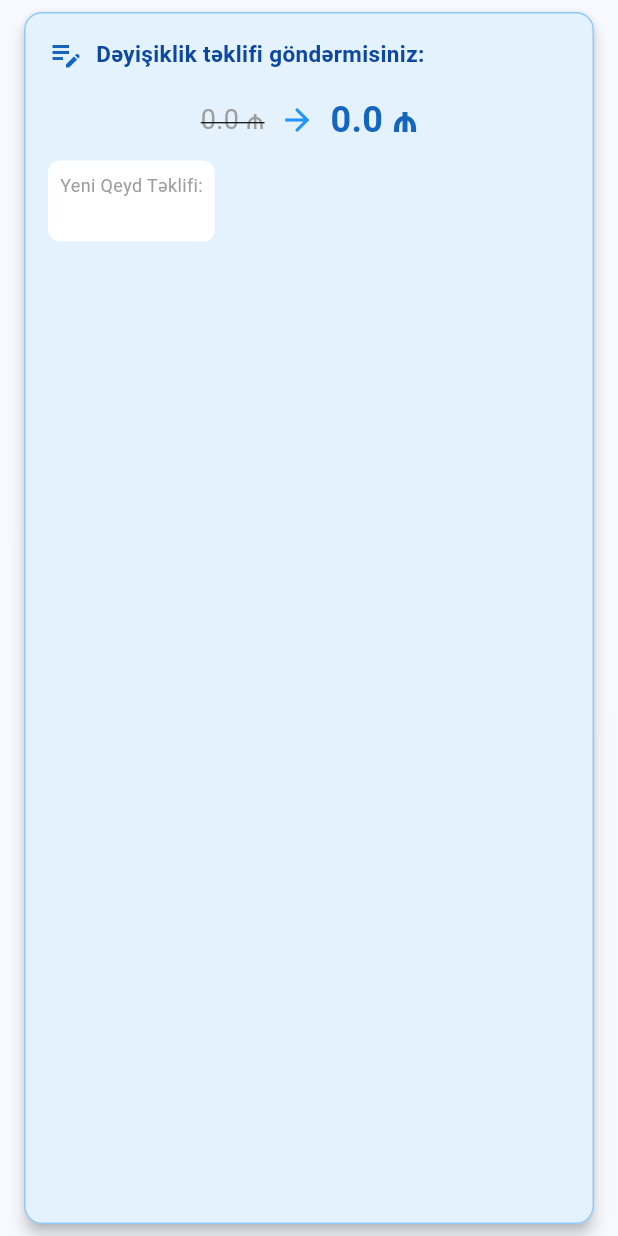
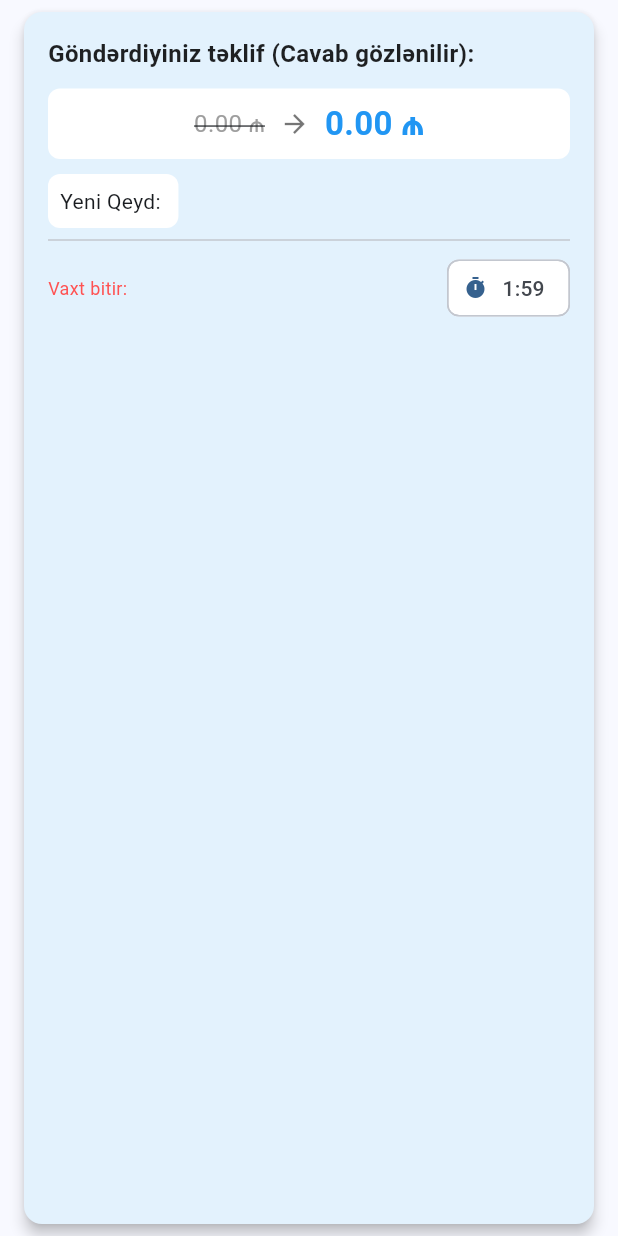
Before and after one commit to bilalibrahimov577-byte/DebitCopybook-Flutter-front-global, a Flutter app: the ProposalCard widget shown alone on an empty page, opened directly with empty values, on a phone screen of 412 x 824 dp. Run offline on Flutter 3.47's test engine with Material 3 defaults, Android fonts, the light colour scheme and no system bars; our stand-ins replace flutter_secure_storage, google_sign_in; accounts and stored records are empty; network calls fail.

Commit message:
teklif gelir normal

```diff
--- a/lib/screens/requests_screen.dart
+++ b/lib/screens/requests_screen.dart
@@ -4,7 +4,7 @@ import 'dart:async';
 import 'package:flutter/material.dart';
 import '../models/shared_debt/shared_debt.dart';
 import '../models/shared_debt/shared_debt_response_request.dart';
-import '../models/shared_debt/proposal_response.dart'; // <-- YENİ MODEL
+import '../models/shared_debt/proposal_response.dart';
 import '../services/shared_debt_service.dart';
 
 class RequestsScreen extends StatefulWidget {
@@ -18,11 +18,9 @@ class _RequestsScreenState extends State<RequestsScreen> with SingleTickerProvid
   late TabController _tabController;
   final SharedDebtService _sharedDebtService = SharedDebtService();
 
-  // Yeni Borc Sorğuları
+  // Listlər
   List<SharedDebt> _incomingRequests = [];
   List<SharedDebt> _outgoingRequests = [];
-
-  // Dəyişiklik Təklifləri (Update Proposals)
   List<ProposalResponse> _incomingProposals = [];
   List<ProposalResponse> _outgoingProposals = [];
 
@@ -41,41 +39,37 @@ class _RequestsScreenState extends State<RequestsScreen> with SingleTickerProvid
     super.dispose();
   }
 
+  // Serverdən məlumatları çəkir
   Future<void> _fetchRequests() async {
     if (!mounted) return;
     setState(() => _isLoading = true);
 
     try {
-      // 4 fərqli sorğunu paralel göndəririk
       final results = await Future.wait([
-        _sharedDebtService.getPendingRequestsForMe(context),    // 0: Gələn Borc Sorğusu
-        _sharedDebtService.getPendingRequestsISent(context),    // 1: Gedən Borc Sorğusu
-        _sharedDebtService.getIncomingProposals(context),       // 2: Gələn Dəyişiklik Təklifi
-        _sharedDebtService.getOutgoingProposals(context),       // 3: Gedən Dəyişiklik Təklifi
+        _sharedDebtService.getPendingRequestsForMe(context),
+        _sharedDebtService.getPendingRequestsISent(context),
+        _sharedDebtService.getIncomingProposals(context),
+        _sharedDebtService.getOutgoingProposals(context),
       ]);
 
       if (mounted) {
         setState(() {
           final now = DateTime.now();
 
-          // Yeni Borc Sorğularını filtirləyirik (Vaxtı keçməyənlər)
+          // 1. Yeni Borc Sorğularını filtirləyirik (Vaxtı bitməyənlər)
           _incomingRequests = (results[0] as List<SharedDebt>)
               .where((req) => req.requestExpiryTime != null && req.requestExpiryTime!.isAfter(now)).toList();
 
           _outgoingRequests = (results[1] as List<SharedDebt>)
               .where((req) => req.requestExpiryTime != null && req.requestExpiryTime!.isAfter(now)).toList();
 
-          // Dəyişiklik Təkliflərini götürürük
+          // 2. Dəyişiklik Təkliflərini alırıq
           _incomingProposals = results[2] as List<ProposalResponse>;
           _outgoingProposals = results[3] as List<ProposalResponse>;
         });
       }
     } catch (e) {
-      if (mounted) {
-        ScaffoldMessenger.of(context).showSnackBar(
-          SnackBar(content: Text("Məlumatları yükləmək alınmadı: ${e.toString()}")),
-        );
-      }
+      debugPrint("Error fetching requests: $e");
     } finally {
       if (mounted) {
         setState(() => _isLoading = false);
@@ -134,23 +128,24 @@ class _RequestsScreenState extends State<RequestsScreen> with SingleTickerProvid
       child: ListView(
         padding: const EdgeInsets.only(bottom: 20),
         children: [
-          // 1. Əgər Dəyişiklik Təklifləri varsa, onları göstər
+          // --- DƏYİŞİKLİK TƏKLİFLƏRİ (ÖDƏNİŞLƏR VƏ S.) ---
           if (proposals.isNotEmpty) ...[
             Padding(
               padding: const EdgeInsets.fromLTRB(16, 16, 16, 8),
               child: Text(
-                "Dəyişiklik Təklifləri (${proposals.length})",
+                "Təkliflər (${proposals.length})",
                 style: TextStyle(color: Colors.blue[800], fontWeight: FontWeight.bold),
               ),
             ),
             ...proposals.map((prop) => ProposalCard(
+              key: ValueKey("prop_${prop.id}"),
               proposal: prop,
               isIncoming: isIncoming,
-              onAction: _fetchRequests,
+              onAction: _fetchRequests, // <--- Bu funksiya siyahını yeniləyir
             )),
           ],
 
-          // 2. Əgər Yeni Borc Sorğuları varsa, onları göstər
+          // --- YENİ BORC SORĞULARI ---
           if (debtRequests.isNotEmpty) ...[
             Padding(
               padding: const EdgeInsets.fromLTRB(16, 16, 16, 8),
@@ -160,7 +155,7 @@ class _RequestsScreenState extends State<RequestsScreen> with SingleTickerProvid
               ),
             ),
             ...debtRequests.map((req) => RequestCard(
-              key: ValueKey(req.id),
+              key: ValueKey("req_${req.id}"),
               debtRequest: req,
               isIncoming: isIncoming,
               onAction: _fetchRequests,
@@ -173,7 +168,7 @@ class _RequestsScreenState extends State<RequestsScreen> with SingleTickerProvid
 }
 
 // =========================================================
-// 1. KART: YENİ BORC SORĞUSU (Sənin köhnə kartın)
+// 1. KART: YENİ BORC SORĞUSU (RequestCard)
 // =========================================================
 class RequestCard extends StatefulWidget {
   final SharedDebt debtRequest;
@@ -195,17 +190,14 @@ class _RequestCardState extends State<RequestCard> {
   Timer? _timer;
   Duration? _timeLeft;
   bool _isProcessing = false;
+  bool _responded = false;
   final SharedDebtService _sharedDebtService = SharedDebtService();
-  bool _responded = false;
 
   @override
   void initState() {
     super.initState();
     if (widget.debtRequest.requestExpiryTime != null) {
       _timeLeft = widget.debtRequest.requestExpiryTime!.difference(DateTime.now());
-      if (_timeLeft!.isNegative) {
-        _timeLeft = Duration.zero;
-      }
       _startTimer();
     }
   }
@@ -223,136 +215,80 @@ class _RequestCardState extends State<RequestCard> {
         return;
       }
       final now = DateTime.now();
-      final expiryTime = widget.debtRequest.requestExpiryTime!;
-      if (now.isAfter(expiryTime)) {
-        setState(() {
-          _timeLeft = Duration.zero;
+      final diff = widget.debtRequest.requestExpiryTime!.difference(now);
+
+      if (diff.isNegative) {
         _timer?.cancel();
-        });
+        widget.onAction(); // Vaxt bitdi, siyahını yenilə (Kart silinsin)
       } else {
-        setState(() {
-          _timeLeft = expiryTime.difference(now);
-        });
+        setState(() => _timeLeft = diff);
       }
     });
   }
 
-  Future<void> _respondToRequest(bool accepted) async {
-    if (!mounted) return;
-    setState(() {
-      _isProcessing = true;
-      _responded = true;
+  Future<void> _respond(bool accepted) async {
+    setState(() { _isProcessing = true; _responded = true; });
     _timer?.cancel();
-    });
 
     try {
-      final responseRequest = SharedDebtResponseRequest(accepted: accepted);
-      await _sharedDebtService.respondToSharedDebtRequest(context, widget.debtRequest.id, responseRequest);
-
-      ScaffoldMessenger.of(context).showSnackBar(
-        SnackBar(
-          content: Text(accepted ? 'Sorğu qəbul edildi!' : 'Sorğu rədd edildi!'),
-          backgroundColor: Colors.green,
-        ),
+      await _sharedDebtService.respondToSharedDebtRequest(
+          context, widget.debtRequest.id, SharedDebtResponseRequest(accepted: accepted)
       );
-
-      Future.delayed(const Duration(milliseconds: 1000), () {
-        if (mounted) widget.onAction();
-      });
+      // Uğurlu olanda siyahını yenilə
+      widget.onAction();
     } catch (e) {
       if (mounted) {
-        ScaffoldMessenger.of(context).showSnackBar(
-          SnackBar(content: Text("Xəta: ${e.toString()}"), backgroundColor: Colors.red),
-        );
-        setState(() {
-          _responded = false;
+        ScaffoldMessenger.of(context).showSnackBar(SnackBar(content: Text("Xəta: $e")));
+        setState(() { _responded = false; _isProcessing = false; });
         _startTimer();
-        });
-      }
-    } finally {
-      if (mounted && _isProcessing && !_responded) {
-        setState(() => _isProcessing = false);
       }
     }
   }
 
   @override
   Widget build(BuildContext context) {
-    final bool isExpired = _timeLeft == Duration.zero;
-    final String timerText = _timeLeft != null
-        ? '${_timeLeft!.inMinutes.toString().padLeft(2, '0')}:${(_timeLeft!.inSeconds % 60).toString().padLeft(2, '0')}'
-        : '00:00';
+    if (_timeLeft != null && _timeLeft!.isNegative && !_isProcessing) return const SizedBox.shrink();
 
-    if (isExpired && !_isProcessing) return const SizedBox.shrink();
+    final timerText = _timeLeft != null
+        ? '${_timeLeft!.inMinutes}:${(_timeLeft!.inSeconds % 60).toString().padLeft(2, '0')}'
+        : '...';
 
     return Card(
       margin: const EdgeInsets.symmetric(horizontal: 16, vertical: 8),
       elevation: 3,
-      shape: RoundedRectangleBorder(borderRadius: BorderRadius.circular(12)),
       child: Padding(
         padding: const EdgeInsets.all(16.0),
         child: Column(
           crossAxisAlignment: CrossAxisAlignment.start,
           children: [
-            Text(
-              widget.isIncoming
-                  ? "${widget.debtRequest.user.name} sizə YENİ borc sorğusu göndərib:"
-                  : "${widget.debtRequest.counterpartyUser.name} adlı istifadəçiyə borc sorğusu göndərmisiniz:",
-              style: const TextStyle(fontSize: 15, fontWeight: FontWeight.w500, color: Colors.grey),
-            ),
-            const SizedBox(height: 12),
-            Center(
-              child: Text(
-                '${widget.debtRequest.debtAmount.toStringAsFixed(2)} ₼',
-                style: const TextStyle(fontSize: 32, fontWeight: FontWeight.bold, color: Color(0xFF6A1B9A)),
-              ),
-            ),
+            Text(widget.isIncoming
+                ? "${widget.debtRequest.user.name} sizə borc sorğusu göndərib:"
+                : "${widget.debtRequest.counterpartyUser.name} adlı şəxsə sorğu göndərmisiniz:",
+                style: const TextStyle(color: Colors.grey)),
+            const SizedBox(height: 8),
+            Center(child: Text('${widget.debtRequest.debtAmount.toStringAsFixed(2)} ₼',
+                style: const TextStyle(fontSize: 28, fontWeight: FontWeight.bold, color: Color(0xFF6A1B9A)))),
+
             if (widget.debtRequest.notes != null)
-              Padding(
-                padding: const EdgeInsets.only(top: 8.0),
-                child: Text("Qeyd: ${widget.debtRequest.notes}", style: const TextStyle(color: Colors.grey)),
-              ),
-            const Divider(height: 24),
+              Padding(padding: const EdgeInsets.only(top:8), child: Text("Qeyd: ${widget.debtRequest.notes}")),
+
+            const Divider(),
             Row(
               mainAxisAlignment: MainAxisAlignment.spaceBetween,
               children: [
-                Text(
-                  _responded ? 'Cavablandı' : 'Gözləyir',
-                  style: TextStyle(fontWeight: FontWeight.bold, color: _responded ? Colors.blue : Colors.orange),
-                ),
-                if (!_responded)
-                  Chip(
-                    avatar: const Icon(Icons.timer_outlined, size: 18),
-                    label: Text(timerText),
-                    backgroundColor: Colors.grey.shade200,
-                  ),
+                Text(_responded ? (widget.isIncoming ? "Cavablandı..." : "Gözlənilir") : "Gözlənilir",
+                    style: TextStyle(color: _responded ? Colors.blue : Colors.orange, fontWeight: FontWeight.bold)),
+                if (!_responded) Chip(label: Text(timerText), backgroundColor: Colors.grey[200]),
               ],
             ),
             if (widget.isIncoming && !_isProcessing && !_responded)
-              Padding(
-                padding: const EdgeInsets.only(top: 16.0),
-                child: Row(
+              Row(
                 children: [
-                    Expanded(
-                      child: ElevatedButton.icon(
-                        onPressed: () => _respondToRequest(false),
-                        icon: const Icon(Icons.close),
-                        label: const Text('Rədd Et'),
-                        style: ElevatedButton.styleFrom(foregroundColor: Colors.white, backgroundColor: Colors.red),
-                      ),
-                    ),
-                    const SizedBox(width: 12),
-                    Expanded(
-                      child: ElevatedButton.icon(
-                        onPressed: () => _respondToRequest(true),
-                        icon: const Icon(Icons.check),
-                        label: const Text('Qəbul Et'),
-                        style: ElevatedButton.styleFrom(foregroundColor: Colors.white, backgroundColor: Colors.green),
-                      ),
-                    ),
+                  Expanded(child: ElevatedButton(onPressed: () => _respond(false), style: ElevatedButton.styleFrom(backgroundColor: Colors.red), child: const Text("Rədd Et", style: TextStyle(color: Colors.white)))),
+                  const SizedBox(width: 10),
+                  Expanded(child: ElevatedButton(onPressed: () => _respond(true), style: ElevatedButton.styleFrom(backgroundColor: Colors.green), child: const Text("Qəbul Et", style: TextStyle(color: Colors.white)))),
                 ],
-                ),
-              ),
+              )
           ],
         ),
       ),
@@ -360,9 +296,8 @@ class _RequestCardState extends State<RequestCard> {
   }
 }
 
-
 // =========================================================
-// 2. YENİ KART: DƏYİŞİKLİK TƏKLİFİ (UPDATE PROPOSAL)
+// 2. KART: DƏYİŞİKLİK TƏKLİFİ (ProposalCard)
 // =========================================================
 class ProposalCard extends StatefulWidget {
   final ProposalResponse proposal;
@@ -381,126 +316,168 @@ class ProposalCard extends StatefulWidget {
 }
 
 class _ProposalCardState extends State<ProposalCard> {
+  Timer? _timer;
+  Duration? _timeLeft;
   bool _isProcessing = false;
+  bool _responded = false;
   final SharedDebtService _sharedDebtService = SharedDebtService();
 
-  Future<void> _respondToProposal(bool accepted) async {
-    setState(() => _isProcessing = true);
+  @override
+  void initState() {
+    super.initState();
+    // 120 saniyə (2 dəqiqə) taymer başlayır
+    _timeLeft = const Duration(minutes: 2);
+    _startTimer();
+  }
+
+  @override
+  void dispose() {
+    _timer?.cancel();
+    super.dispose();
+  }
+
+  void _startTimer() {
+    _timer = Timer.periodic(const Duration(seconds: 1), (_) {
+      if (!mounted || _responded) {
+        _timer?.cancel();
+        return;
+      }
+
+      setState(() {
+        final seconds = _timeLeft!.inSeconds - 1;
+        if (seconds <= 0) {
+          // VAXT BİTDİ -> Refresh edirik ki, serverdən silindiyi görünsün
+          _timer?.cancel();
+          _timeLeft = Duration.zero;
+          widget.onAction();
+        } else {
+          _timeLeft = Duration(seconds: seconds);
+        }
+      });
+    });
+  }
+
+  Future<void> _respond(bool accepted) async {
+    setState(() { _isProcessing = true; _responded = true; });
+    _timer?.cancel();
+
     try {
-      final response = SharedDebtResponseRequest(accepted: accepted);
-      await _sharedDebtService.respondToUpdateProposal(context, widget.proposal.id, response);
-
-      ScaffoldMessenger.of(context).showSnackBar(
-        SnackBar(
-          content: Text(accepted ? "Dəyişiklik qəbul edildi!" : "Dəyişiklik rədd edildi."),
-          backgroundColor: accepted ? Colors.green : Colors.red,
-        ),
+      await _sharedDebtService.respondToUpdateProposal(
+          context, widget.proposal.id, SharedDebtResponseRequest(accepted: accepted)
       );
-
-      widget.onAction(); // Siyahını yenilə
+      // CAVAB VERİLDİ -> Refresh edirik ki, kart dərhal silinsin
+      widget.onAction();
     } catch (e) {
+      if (mounted) {
         ScaffoldMessenger.of(context).showSnackBar(SnackBar(content: Text("Xəta: $e")));
-    } finally {
-      if (mounted) setState(() => _isProcessing = false);
+        setState(() { _isProcessing = false; _responded = false; });
+      }
     }
   }
 
   @override
   Widget build(BuildContext context) {
+    // Vaxt bitibsə, heç göstərmə
+    if (_timeLeft == Duration.zero) return const SizedBox.shrink();
+
+    final oldAmount = widget.proposal.originalAmount ?? 0;
+    final newAmount = widget.proposal.proposedAmount ?? 0;
+
+    // Məbləğ fərqini tapırıq (məs: 30 - 20 = 10)
+    final diff = (oldAmount - newAmount).abs();
+
+    // Borc azalırsa -> Ödənişdir
+    final bool isPayment = newAmount < oldAmount;
+
+    // --- MƏTN GENERASİYASI (Sənin istədiyin kimi) ---
+    String titleText = "";
+    if (widget.isIncoming) {
+      if (widget.proposal.proposedAmount != null) {
+        if (isPayment) {
+          // Məsələn: "Əhməd sizə olan 30 AZN borcundan 10 AZN ödədiyini bildirir."
+          titleText = "${widget.proposal.proposerName} sizə olan ${oldAmount.toStringAsFixed(0)} ₼ borcundan ${diff.toStringAsFixed(0)} ₼ ödədiyini bildirir.";
+        } else {
+          // Məsələn: "Əhməd borcu 10 AZN artırmaq istəyir."
+          titleText = "${widget.proposal.proposerName} borcu ${diff.toStringAsFixed(0)} ₼ artırmaq istəyir.";
+        }
+      } else {
+        titleText = "${widget.proposal.proposerName} borcun qeydlərini dəyişmək istəyir.";
+      }
+    } else {
+      titleText = "Göndərdiyiniz təklif (Cavab gözlənilir):";
+    }
+    // -------------------------------------------------
+
+    final timerText = '${_timeLeft!.inMinutes}:${(_timeLeft!.inSeconds % 60).toString().padLeft(2, '0')}';
+
     return Card(
       margin: const EdgeInsets.symmetric(horizontal: 16, vertical: 8),
+      color: isPayment ? Colors.green.shade50 : Colors.blue.shade50, // Ödənişdirsə yaşıl, artımdırsa mavi fon
       elevation: 4,
-      color: Colors.blue.shade50, // Dəyişiklik təklifləri bir az fərqli rəngdə olsun
-      shape: RoundedRectangleBorder(borderRadius: BorderRadius.circular(12), side: BorderSide(color: Colors.blue.shade200)),
+      shape: RoundedRectangleBorder(borderRadius: BorderRadius.circular(12)),
       child: Padding(
         padding: const EdgeInsets.all(16.0),
         child: Column(
           crossAxisAlignment: CrossAxisAlignment.start,
           children: [
-            Row(
-              children: [
-                Icon(Icons.edit_note, color: Colors.blue[800]),
-                const SizedBox(width: 8),
-                Expanded(
-                  child: Text(
-                    widget.isIncoming
-                        ? "${widget.proposal.proposerName} borcda DƏYİŞİKLİK istəyir:"
-                        : "Dəyişiklik təklifi göndərmisiniz:",
-                    style: TextStyle(fontSize: 15, fontWeight: FontWeight.bold, color: Colors.blue[900]),
-                  ),
-                ),
-              ],
-            ),
-            const SizedBox(height: 15),
+            // 1. MƏTN HİSSƏSİ
+            Text(titleText,
+                style: TextStyle(fontSize: 16, fontWeight: FontWeight.bold, color: Colors.black87)),
 
-            // Məbləğ dəyişikliyi varsa göstər
+            const SizedBox(height: 12),
+
+            // 2. RƏQƏMLƏR (Məs: 30 ₼ -> 20 ₼)
             if (widget.proposal.proposedAmount != null)
-              Row(
+              Container(
+                padding: const EdgeInsets.all(8),
+                decoration: BoxDecoration(color: Colors.white, borderRadius: BorderRadius.circular(8)),
+                child: Row(
                   mainAxisAlignment: MainAxisAlignment.center,
                   children: [
-                  Text(
-                    "${widget.proposal.originalAmount} ₼",
-                    style: const TextStyle(fontSize: 18, color: Colors.grey, decoration: TextDecoration.lineThrough),
-                  ),
-                  const Padding(
-                    padding: EdgeInsets.symmetric(horizontal: 10),
-                    child: Icon(Icons.arrow_forward, color: Colors.blue),
-                  ),
-                  Text(
-                    "${widget.proposal.proposedAmount} ₼",
-                    style: TextStyle(fontSize: 24, fontWeight: FontWeight.bold, color: Colors.blue[800]),
-                  ),
-                ],
-              ),
-
-            // Qeyd dəyişikliyi varsa göstər
-            if (widget.proposal.proposedNotes != null)
-              Container(
-                margin: const EdgeInsets.only(top: 10),
-                padding: const EdgeInsets.all(8),
-                decoration: BoxDecoration(
-                  color: Colors.white,
-                  borderRadius: BorderRadius.circular(8),
-                ),
-                child: Column(
-                  crossAxisAlignment: CrossAxisAlignment.start,
-                  children: [
-                    const Text("Yeni Qeyd Təklifi:", style: TextStyle(fontSize: 12, color: Colors.grey)),
-                    Text(widget.proposal.proposedNotes!, style: const TextStyle(fontSize: 14)),
+                    Text("${oldAmount.toStringAsFixed(2)} ₼", style: const TextStyle(decoration: TextDecoration.lineThrough, color: Colors.grey, fontSize: 16)),
+                    const Padding(padding: EdgeInsets.symmetric(horizontal: 10), child: Icon(Icons.arrow_forward, size: 20, color: Colors.black54)),
+                    Text("${newAmount.toStringAsFixed(2)} ₼", style: TextStyle(fontWeight: FontWeight.bold, fontSize: 22, color: isPayment ? Colors.green : Colors.blue)),
                   ],
                 ),
               ),
 
-            // Düymələr (Yalnız gələn sorğular üçün)
-            if (widget.isIncoming && !_isProcessing)
-              Padding(
-                padding: const EdgeInsets.only(top: 16.0),
-                child: Row(
+            // 3. YENİ QEYD VARSA
+            if (widget.proposal.proposedNotes != null)
+              Container(
+                margin: const EdgeInsets.only(top:10),
+                padding: const EdgeInsets.all(8),
+                decoration: BoxDecoration(color: Colors.white, borderRadius: BorderRadius.circular(8)),
+                child: Text("Yeni Qeyd: ${widget.proposal.proposedNotes}"),
+              ),
+
+            const Divider(),
+
+            // 4. TAYMER
+            Row(
+              mainAxisAlignment: MainAxisAlignment.spaceBetween,
               children: [
-                    Expanded(
-                      child: ElevatedButton(
-                        onPressed: () => _respondToProposal(false),
-                        style: ElevatedButton.styleFrom(backgroundColor: Colors.redAccent, foregroundColor: Colors.white),
-                        child: const Text("Rədd et"),
-                      ),
-                    ),
-                    const SizedBox(width: 10),
-                    Expanded(
-                      child: ElevatedButton(
-                        onPressed: () => _respondToProposal(true),
-                        style: ElevatedButton.styleFrom(backgroundColor: Colors.blue, foregroundColor: Colors.white),
-                        child: const Text("Təsdiqlə"),
-                      ),
-                    ),
+                const Text("Vaxt bitir:", style: TextStyle(color: Colors.redAccent, fontSize: 12)),
+                Chip(avatar: const Icon(Icons.timer, size:16), label: Text(timerText), backgroundColor: Colors.white),
               ],
             ),
-              ),
 
-            if(_isProcessing)
-              const Center(child: Padding(
-                padding: EdgeInsets.all(8.0),
-                child: CircularProgressIndicator(),
-              ))
+            // 5. DÜYMƏLƏR (Yalnız Gələnlər üçün)
+            if (widget.isIncoming && !_isProcessing && !_responded)
+              Row(
+                children: [
+                  Expanded(child: ElevatedButton(
+                      onPressed: () => _respond(false),
+                      style: ElevatedButton.styleFrom(backgroundColor: Colors.redAccent),
+                      child: const Text("Yalandır (Rədd et)", style: TextStyle(color: Colors.white, fontSize: 13))
+                  )),
+                  const SizedBox(width: 8),
+                  Expanded(child: ElevatedButton(
+                      onPressed: () => _respond(true),
+                      style: ElevatedButton.styleFrom(backgroundColor: Colors.green),
+                      child: const Text("Təsdiqlə", style: TextStyle(color: Colors.white))
+                  )),
+                ],
+              )
           ],
         ),
       ),
```
Lines whose indentation alone changed are shown as unchanged.
